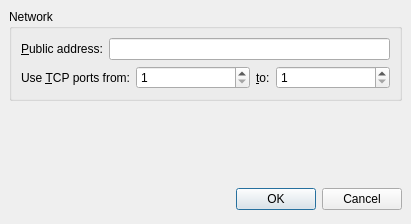
First picture: the form in trunk/netek_globalsettings.ui, repository BackupTheBerlios/netek-svn, before the edit.
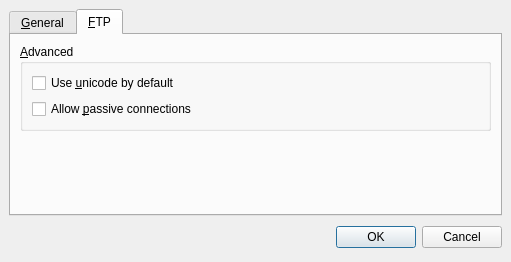
Second picture: the form after the edit. The open tabs and pages were chosen to show the change.

What changed in the file:
```diff
--- a/trunk/netek_globalsettings.ui
+++ b/trunk/netek_globalsettings.ui
@@ -8,8 +8,8 @@
    <rect>
     <x>0</x>
     <y>0</y>
-    <width>411</width>
-    <height>224</height>
+    <width>511</width>
+    <height>262</height>
    </rect>
   </property>
   <property name="windowTitle" >
@@ -23,9 +23,22 @@
     <number>6</number>
    </property>
    <item>
+    <widget class="QTabWidget" name="tabWidget" >
+     <widget class="QWidget" name="tab" >
+      <attribute name="title" >
+       <string>&amp;General</string>
+      </attribute>
+      <layout class="QVBoxLayout" >
+       <property name="margin" >
+        <number>9</number>
+       </property>
+       <property name="spacing" >
+        <number>6</number>
+       </property>
+       <item>
     <widget class="QGroupBox" name="groupBox" >
      <property name="title" >
-      <string>Network</string>
+          <string>&amp;Network</string>
      </property>
      <layout class="QVBoxLayout" >
       <property name="margin" >
@@ -34,29 +47,6 @@
       <property name="spacing" >
        <number>6</number>
       </property>
-      <item>
-       <layout class="QHBoxLayout" >
-        <property name="margin" >
-         <number>0</number>
-        </property>
-        <property name="spacing" >
-         <number>6</number>
-        </property>
-        <item>
-         <widget class="QLabel" name="label" >
-          <property name="text" >
-           <string>&amp;Public address:</string>
-          </property>
-          <property name="buddy" >
-           <cstring>publicAddress</cstring>
-          </property>
-         </widget>
-        </item>
-        <item>
-         <widget class="QLineEdit" name="publicAddress" />
-        </item>
-       </layout>
-      </item>
       <item>
        <layout class="QHBoxLayout" >
         <property name="margin" >
@@ -147,6 +137,65 @@
      </property>
     </spacer>
    </item>
+      </layout>
+     </widget>
+     <widget class="QWidget" name="tab_2" >
+      <attribute name="title" >
+       <string>&amp;FTP</string>
+      </attribute>
+      <layout class="QVBoxLayout" >
+       <property name="margin" >
+        <number>9</number>
+       </property>
+       <property name="spacing" >
+        <number>6</number>
+       </property>
+       <item>
+        <widget class="QGroupBox" name="groupBox_2" >
+         <property name="title" >
+          <string>&amp;Advanced</string>
+         </property>
+         <layout class="QVBoxLayout" >
+          <property name="margin" >
+           <number>9</number>
+          </property>
+          <property name="spacing" >
+           <number>6</number>
+          </property>
+          <item>
+           <widget class="QCheckBox" name="ftpUseUnicode" >
+            <property name="text" >
+             <string>Use &amp;unicode by default</string>
+            </property>
+           </widget>
+          </item>
+          <item>
+           <widget class="QCheckBox" name="ftpAllowPassive" >
+            <property name="text" >
+             <string>Allow &amp;passive connections</string>
+            </property>
+           </widget>
+          </item>
+         </layout>
+        </widget>
+       </item>
+       <item>
+        <spacer>
+         <property name="orientation" >
+          <enum>Qt::Vertical</enum>
+         </property>
+         <property name="sizeHint" >
+          <size>
+           <width>20</width>
+           <height>40</height>
+          </size>
+         </property>
+        </spacer>
+       </item>
+      </layout>
+     </widget>
+    </widget>
+   </item>
    <item>
     <layout class="QHBoxLayout" >
      <property name="margin" >
```
Left out of the diff: 12 changed lines with no effect on the pictures. Lines whose indentation alone changed are shown as unchanged.
